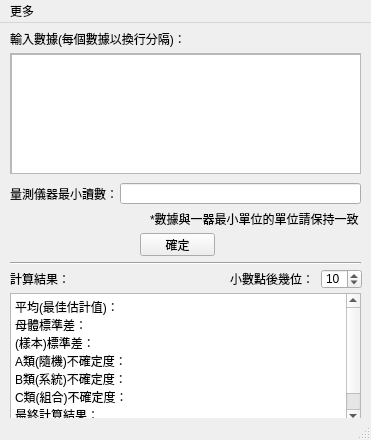
Old version of the form mainwindow.ui in the repository C-W-Z/UncertaintyCalculator.
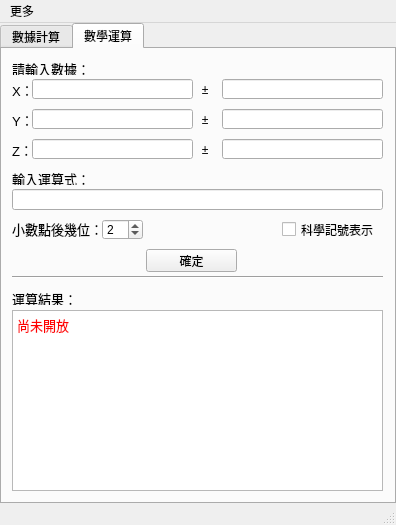
New version of the form. The open tabs and pages were chosen to show the change.

The edit to the form file:
```diff
--- a/mainwindow.ui
+++ b/mainwindow.ui
@@ -6,92 +6,61 @@
    <rect>
     <x>0</x>
     <y>0</y>
-    <width>371</width>
-    <height>440</height>
+    <width>396</width>
+    <height>525</height>
    </rect>
   </property>
   <property name="windowTitle">
    <string>MainWindow</string>
   </property>
   <widget class="QWidget" name="centralwidget">
-   <widget class="QTextBrowser" name="calculateResult">
+   <widget class="QTabWidget" name="tabWidget">
     <property name="geometry">
      <rect>
-      <x>10</x>
-      <y>270</y>
-      <width>351</width>
-      <height>131</height>
+      <x>0</x>
+      <y>0</y>
+      <width>396</width>
+      <height>481</height>
      </rect>
     </property>
-    <property name="html">
-     <string>&lt;!DOCTYPE HTML PUBLIC &quot;-//W3C//DTD HTML 4.0//EN&quot; &quot;http://www.w3.org/TR/REC-html40/strict.dtd&quot;&gt;
-&lt;html&gt;&lt;head&gt;&lt;meta name=&quot;qrichtext&quot; content=&quot;1&quot; /&gt;&lt;style type=&quot;text/css&quot;&gt;
-p, li { white-space: pre-wrap; }
-&lt;/style&gt;&lt;/head&gt;&lt;body style=&quot; font-family:'PMingLiU'; font-size:9pt; font-weight:400; font-style:normal;&quot;&gt;
-&lt;p style=&quot; margin-top:0px; margin-bottom:0px; margin-left:0px; margin-right:0px; -qt-block-indent:0; text-indent:0px;&quot;&gt;&lt;span style=&quot; color:#000000;&quot;&gt;平均(最佳估計值)：&lt;/span&gt;&lt;/p&gt;
-&lt;p style=&quot; margin-top:0px; margin-bottom:0px; margin-left:0px; margin-right:0px; -qt-block-indent:0; text-indent:0px;&quot;&gt;&lt;span style=&quot; color:#000000;&quot;&gt;母體標準差：&lt;/span&gt;&lt;/p&gt;
-&lt;p style=&quot; margin-top:0px; margin-bottom:0px; margin-left:0px; margin-right:0px; -qt-block-indent:0; text-indent:0px;&quot;&gt;&lt;span style=&quot; color:#000000;&quot;&gt;(樣本)標準差：&lt;/span&gt;&lt;/p&gt;
-&lt;p style=&quot; margin-top:0px; margin-bottom:0px; margin-left:0px; margin-right:0px; -qt-block-indent:0; text-indent:0px;&quot;&gt;&lt;span style=&quot; color:#000000;&quot;&gt;A類(隨機)不確定度：&lt;/span&gt;&lt;/p&gt;
-&lt;p style=&quot; margin-top:0px; margin-bottom:0px; margin-left:0px; margin-right:0px; -qt-block-indent:0; text-indent:0px;&quot;&gt;&lt;span style=&quot; color:#000000;&quot;&gt;B類(系統)不確定度：&lt;/span&gt;&lt;/p&gt;
-&lt;p style=&quot; margin-top:0px; margin-bottom:0px; margin-left:0px; margin-right:0px; -qt-block-indent:0; text-indent:0px;&quot;&gt;&lt;span style=&quot; color:#000000;&quot;&gt;C類(組合)不確定度：&lt;/span&gt;&lt;/p&gt;
-&lt;p style=&quot; margin-top:0px; margin-bottom:0px; margin-left:0px; margin-right:0px; -qt-block-indent:0; text-indent:0px;&quot;&gt;&lt;span style=&quot; color:#000000;&quot;&gt;最終計算結果：&lt;/span&gt;&lt;/p&gt;
-&lt;p style=&quot; margin-top:0px; margin-bottom:0px; margin-left:0px; margin-right:0px; -qt-block-indent:0; text-indent:0px;&quot;&gt;&lt;span style=&quot; color:#000000;&quot;&gt;不確定度百分比：&lt;/span&gt;&lt;/p&gt;&lt;/body&gt;&lt;/html&gt;</string>
+    <property name="currentIndex">
+     <number>0</number>
     </property>
-   </widget>
+    <widget class="QWidget" name="tab">
+     <attribute name="title">
+      <string>數據計算</string>
+     </attribute>
    <widget class="QLabel" name="label">
     <property name="geometry">
      <rect>
       <x>10</x>
-      <y>0</y>
+        <y>6</y>
       <width>181</width>
-      <height>31</height>
+        <height>20</height>
      </rect>
     </property>
     <property name="text">
-     <string>輸入數據(每個數據以換行分隔)：</string>
-    </property>
-   </widget>
-   <widget class="QWidget" name="horizontalLayoutWidget">
+       <string>&lt;span style=&quot;  font-size:10pt;&quot;&gt;輸入數據(每個數據以換行分隔)：&lt;/span&gt;</string>
+      </property>
+     </widget>
+     <widget class="QSpinBox" name="spinBox">
     <property name="geometry">
      <rect>
-      <x>10</x>
-      <y>30</y>
-      <width>351</width>
-      <height>121</height>
-     </rect>
-    </property>
-    <layout class="QHBoxLayout" name="horizontalLayout">
-     <item>
-      <widget class="QScrollArea" name="scrollArea">
-       <property name="widgetResizable">
-        <bool>true</bool>
-       </property>
-       <widget class="QWidget" name="scrollAreaWidgetContents">
-        <property name="geometry">
-         <rect>
-          <x>0</x>
-          <y>0</y>
-          <width>347</width>
-          <height>117</height>
-         </rect>
-        </property>
-        <widget class="QPlainTextEdit" name="inputTextEdit">
-         <property name="geometry">
-          <rect>
-           <x>0</x>
-           <y>0</y>
-           <width>351</width>
-           <height>121</height>
-          </rect>
-         </property>
-         <property name="plainText">
-          <string/>
-         </property>
-        </widget>
-       </widget>
-      </widget>
-     </item>
-    </layout>
+        <x>340</x>
+        <y>210</y>
+        <width>41</width>
+        <height>20</height>
+       </rect>
+      </property>
+      <property name="maximum">
+       <number>30</number>
+      </property>
+      <property name="value">
+       <number>2</number>
+      </property>
+      <property name="displayIntegerBase">
+       <number>10</number>
+      </property>
    </widget>
    <widget class="QLabel" name="label_2">
     <property name="geometry">
@@ -99,19 +68,58 @@
       <x>10</x>
       <y>160</y>
       <width>111</width>
+        <height>26</height>
+       </rect>
+      </property>
+      <property name="text">
+       <string>&lt;span style=&quot;  font-size:10pt;&quot;&gt;量測儀器最小讀數：&lt;/span&gt;</string>
+      </property>
+     </widget>
+     <widget class="Line" name="line">
+      <property name="geometry">
+       <rect>
+        <x>10</x>
+        <y>270</y>
+        <width>371</width>
       <height>21</height>
      </rect>
     </property>
+      <property name="orientation">
+       <enum>Qt::Horizontal</enum>
+      </property>
+     </widget>
+     <widget class="QLabel" name="label_5">
+      <property name="geometry">
+       <rect>
+        <x>219</x>
+        <y>210</y>
+        <width>111</width>
+        <height>20</height>
+       </rect>
+      </property>
     <property name="text">
-     <string>量測儀器最小讀數：：</string>
+       <string>&lt;span style=&quot;  font-size:10pt;&quot;&gt;顯示小數點後幾位：&lt;/span&gt;</string>
+      </property>
+     </widget>
+     <widget class="QPushButton" name="EnterButton">
+      <property name="geometry">
+       <rect>
+        <x>140</x>
+        <y>250</y>
+        <width>91</width>
+        <height>23</height>
+       </rect>
+      </property>
+      <property name="text">
+       <string>確定</string>
     </property>
    </widget>
    <widget class="QLineEdit" name="minimumValue">
     <property name="geometry">
      <rect>
-      <x>120</x>
-      <y>160</y>
-      <width>241</width>
+        <x>130</x>
+        <y>161</y>
+        <width>251</width>
       <height>21</height>
      </rect>
     </property>
@@ -121,81 +129,358 @@
      <rect>
       <x>150</x>
       <y>180</y>
-      <width>211</width>
+        <width>231</width>
       <height>31</height>
      </rect>
     </property>
     <property name="text">
-     <string>*數據與一器最小單位的單位請保持一致</string>
+       <string>&lt;span style=&quot; color:red; font-size:10pt;&quot;&gt;*數據與一器最小單位的單位請保持一致&lt;/span&gt;</string>
     </property>
    </widget>
    <widget class="QLabel" name="label_4">
     <property name="geometry">
      <rect>
       <x>10</x>
-      <y>240</y>
-      <width>91</width>
-      <height>31</height>
+        <y>290</y>
+        <width>101</width>
+        <height>21</height>
      </rect>
     </property>
     <property name="text">
-     <string>計算結果：</string>
-    </property>
-   </widget>
-   <widget class="QPushButton" name="EnterButton">
+       <string>&lt;span style=&quot;  font-size:10pt;&quot;&gt;計算過程 / 結果：&lt;/span&gt;</string>
+      </property>
+     </widget>
+     <widget class="QCheckBox" name="Scientific_notation">
     <property name="geometry">
      <rect>
-      <x>140</x>
-      <y>210</y>
-      <width>75</width>
-      <height>23</height>
-     </rect>
-    </property>
-    <property name="text">
-     <string>確定</string>
-    </property>
-   </widget>
-   <widget class="Line" name="line">
-    <property name="geometry">
-     <rect>
-      <x>10</x>
+        <x>280</x>
       <y>230</y>
-      <width>351</width>
+        <width>101</width>
       <height>21</height>
      </rect>
     </property>
-    <property name="orientation">
-     <enum>Qt::Horizontal</enum>
-    </property>
-   </widget>
-   <widget class="QSpinBox" name="spinBox">
+      <property name="text">
+       <string>科學記號表示</string>
+      </property>
+     </widget>
+     <widget class="QTextBrowser" name="calculateResult">
     <property name="geometry">
      <rect>
-      <x>321</x>
-      <y>246</y>
+        <x>10</x>
+        <y>310</y>
+        <width>371</width>
+        <height>141</height>
+       </rect>
+      </property>
+      <property name="html">
+       <string>&lt;!DOCTYPE HTML PUBLIC &quot;-//W3C//DTD HTML 4.0//EN&quot; &quot;http://www.w3.org/TR/REC-html40/strict.dtd&quot;&gt;
+&lt;html&gt;&lt;head&gt;&lt;meta name=&quot;qrichtext&quot; content=&quot;1&quot; /&gt;&lt;style type=&quot;text/css&quot;&gt;
+p, li { white-space: pre-wrap; }
+&lt;/style&gt;&lt;/head&gt;&lt;body style=&quot; font-family:'PMingLiU'; font-size:9pt; font-weight:400; font-style:normal;&quot;&gt;
+&lt;p style=&quot; margin-top:0px; margin-bottom:0px; margin-left:0px; margin-right:0px; -qt-block-indent:0; text-indent:0px;&quot;&gt;&lt;span style=&quot; font-size:10pt; color:#000000;&quot;&gt;算數平均數：&lt;/span&gt;&lt;/p&gt;
+&lt;p style=&quot; margin-top:0px; margin-bottom:0px; margin-left:0px; margin-right:0px; -qt-block-indent:0; text-indent:0px;&quot;&gt;&lt;span style=&quot; font-size:10pt; color:#000000;&quot;&gt;母體標準差：&lt;/span&gt;&lt;/p&gt;
+&lt;p style=&quot; margin-top:0px; margin-bottom:0px; margin-left:0px; margin-right:0px; -qt-block-indent:0; text-indent:0px;&quot;&gt;&lt;span style=&quot; font-size:10pt; color:#000000;&quot;&gt;(樣本)標準差：&lt;/span&gt;&lt;/p&gt;
+&lt;p style=&quot; margin-top:0px; margin-bottom:0px; margin-left:0px; margin-right:0px; -qt-block-indent:0; text-indent:0px;&quot;&gt;&lt;span style=&quot; font-size:10pt; color:#000000;&quot;&gt;(A類)隨機不確定度：&lt;/span&gt;&lt;/p&gt;
+&lt;p style=&quot; margin-top:0px; margin-bottom:0px; margin-left:0px; margin-right:0px; -qt-block-indent:0; text-indent:0px;&quot;&gt;&lt;span style=&quot; font-size:10pt; color:#000000;&quot;&gt;(B類)系統不確定度：&lt;/span&gt;&lt;/p&gt;
+&lt;p style=&quot; margin-top:0px; margin-bottom:0px; margin-left:0px; margin-right:0px; -qt-block-indent:0; text-indent:0px;&quot;&gt;&lt;span style=&quot; font-size:10pt; color:#000000;&quot;&gt;(C類)組合不確定度：&lt;/span&gt;&lt;/p&gt;
+&lt;p style=&quot; margin-top:0px; margin-bottom:0px; margin-left:0px; margin-right:0px; -qt-block-indent:0; text-indent:0px;&quot;&gt;&lt;span style=&quot; font-size:10pt; color:#000000;&quot;&gt;最終計算結果：&lt;/span&gt;&lt;/p&gt;
+&lt;p style=&quot; margin-top:0px; margin-bottom:0px; margin-left:0px; margin-right:0px; -qt-block-indent:0; text-indent:0px;&quot;&gt;&lt;span style=&quot; font-size:10pt; color:#000000;&quot;&gt;不確定度百分比：&lt;/span&gt;&lt;/p&gt;&lt;/body&gt;&lt;/html&gt;</string>
+      </property>
+     </widget>
+     <widget class="QPlainTextEdit" name="inputTextEdit">
+      <property name="geometry">
+       <rect>
+        <x>10</x>
+        <y>30</y>
+        <width>371</width>
+        <height>121</height>
+       </rect>
+      </property>
+      <property name="plainText">
+       <string/>
+      </property>
+     </widget>
+    </widget>
+    <widget class="QWidget" name="tab_2">
+     <attribute name="title">
+      <string>數學運算</string>
+     </attribute>
+     <widget class="QLineEdit" name="Xdata">
+      <property name="geometry">
+       <rect>
+        <x>30</x>
+        <y>30</y>
+        <width>161</width>
+        <height>20</height>
+       </rect>
+      </property>
+     </widget>
+     <widget class="QLabel" name="label_6">
+      <property name="geometry">
+       <rect>
+        <x>10</x>
+        <y>31</y>
+        <width>21</width>
+        <height>20</height>
+       </rect>
+      </property>
+      <property name="text">
+       <string>&lt;span style=&quot;  font-size:10pt;&quot;&gt;X：&lt;/span&gt;</string>
+      </property>
+     </widget>
+     <widget class="QLineEdit" name="Xuncertainty">
+      <property name="geometry">
+       <rect>
+        <x>220</x>
+        <y>30</y>
+        <width>161</width>
+        <height>20</height>
+       </rect>
+      </property>
+     </widget>
+     <widget class="QLabel" name="label_7">
+      <property name="geometry">
+       <rect>
+        <x>190</x>
+        <y>30</y>
+        <width>21</width>
+        <height>21</height>
+       </rect>
+      </property>
+      <property name="text">
+       <string>   ±</string>
+      </property>
+     </widget>
+     <widget class="QLineEdit" name="Yuncertianty">
+      <property name="geometry">
+       <rect>
+        <x>220</x>
+        <y>60</y>
+        <width>161</width>
+        <height>20</height>
+       </rect>
+      </property>
+     </widget>
+     <widget class="QLabel" name="label_9">
+      <property name="geometry">
+       <rect>
+        <x>10</x>
+        <y>61</y>
+        <width>21</width>
+        <height>21</height>
+       </rect>
+      </property>
+      <property name="text">
+       <string>&lt;span style=&quot;  font-size:10pt;&quot;&gt;Y：&lt;/span&gt;</string>
+      </property>
+     </widget>
+     <widget class="QLineEdit" name="Ydata">
+      <property name="geometry">
+       <rect>
+        <x>30</x>
+        <y>60</y>
+        <width>161</width>
+        <height>20</height>
+       </rect>
+      </property>
+     </widget>
+     <widget class="QLabel" name="label_8">
+      <property name="geometry">
+       <rect>
+        <x>190</x>
+        <y>60</y>
+        <width>21</width>
+        <height>21</height>
+       </rect>
+      </property>
+      <property name="text">
+       <string>   ±</string>
+      </property>
+     </widget>
+     <widget class="QLabel" name="label_10">
+      <property name="geometry">
+       <rect>
+        <x>10</x>
+        <y>10</y>
+        <width>81</width>
+        <height>16</height>
+       </rect>
+      </property>
+      <property name="text">
+       <string>&lt;span style=&quot;  font-size:10pt;&quot;&gt;請輸入數據：&lt;/span&gt;</string>
+      </property>
+     </widget>
+     <widget class="QLabel" name="label_11">
+      <property name="geometry">
+       <rect>
+        <x>10</x>
+        <y>120</y>
+        <width>81</width>
+        <height>16</height>
+       </rect>
+      </property>
+      <property name="text">
+       <string>&lt;span style=&quot;  font-size:10pt;&quot;&gt;輸入運算式：&lt;/span&gt;</string>
+      </property>
+     </widget>
+     <widget class="QTextBrowser" name="textBrowser">
+      <property name="geometry">
+       <rect>
+        <x>10</x>
+        <y>261</y>
+        <width>371</width>
+        <height>181</height>
+       </rect>
+      </property>
+      <property name="html">
+       <string>&lt;!DOCTYPE HTML PUBLIC &quot;-//W3C//DTD HTML 4.0//EN&quot; &quot;http://www.w3.org/TR/REC-html40/strict.dtd&quot;&gt;
+&lt;html&gt;&lt;head&gt;&lt;meta name=&quot;qrichtext&quot; content=&quot;1&quot; /&gt;&lt;style type=&quot;text/css&quot;&gt;
+p, li { white-space: pre-wrap; }
+&lt;/style&gt;&lt;/head&gt;&lt;body style=&quot; font-family:'PMingLiU'; font-size:9pt; font-weight:400; font-style:normal;&quot;&gt;
+&lt;p style=&quot; margin-top:0px; margin-bottom:0px; margin-left:0px; margin-right:0px; -qt-block-indent:0; text-indent:0px;&quot;&gt;&lt;span style=&quot; font-size:10pt; color:#ff0000;&quot;&gt;尚未開放&lt;/span&gt;&lt;/p&gt;&lt;/body&gt;&lt;/html&gt;</string>
+      </property>
+     </widget>
+     <widget class="QLabel" name="label_12">
+      <property name="geometry">
+       <rect>
+        <x>10</x>
+        <y>240</y>
+        <width>71</width>
+        <height>16</height>
+       </rect>
+      </property>
+      <property name="text">
+       <string>&lt;span style=&quot;  font-size:10pt;&quot;&gt;運算結果：&lt;/span&gt;</string>
+      </property>
+     </widget>
+     <widget class="QLabel" name="label_13">
+      <property name="geometry">
+       <rect>
+        <x>10</x>
+        <y>91</y>
+        <width>21</width>
+        <height>20</height>
+       </rect>
+      </property>
+      <property name="text">
+       <string>&lt;span style=&quot;  font-size:10pt;&quot;&gt;Z：&lt;/span&gt;</string>
+      </property>
+     </widget>
+     <widget class="QLineEdit" name="Ydata_2">
+      <property name="geometry">
+       <rect>
+        <x>30</x>
+        <y>90</y>
+        <width>161</width>
+        <height>20</height>
+       </rect>
+      </property>
+     </widget>
+     <widget class="QLineEdit" name="Ydata_3">
+      <property name="geometry">
+       <rect>
+        <x>220</x>
+        <y>90</y>
+        <width>161</width>
+        <height>20</height>
+       </rect>
+      </property>
+     </widget>
+     <widget class="QLabel" name="label_14">
+      <property name="geometry">
+       <rect>
+        <x>190</x>
+        <y>90</y>
+        <width>21</width>
+        <height>21</height>
+       </rect>
+      </property>
+      <property name="text">
+       <string>   ±</string>
+      </property>
+     </widget>
+     <widget class="QLineEdit" name="lineEdit">
+      <property name="geometry">
+       <rect>
+        <x>10</x>
+        <y>140</y>
+        <width>371</width>
+        <height>21</height>
+       </rect>
+      </property>
+     </widget>
+     <widget class="QCheckBox" name="checkBox">
+      <property name="geometry">
+       <rect>
+        <x>280</x>
+        <y>170</y>
+        <width>101</width>
+        <height>21</height>
+       </rect>
+      </property>
+      <property name="text">
+       <string>科學記號表示</string>
+      </property>
+     </widget>
+     <widget class="QSpinBox" name="spinBox_2">
+      <property name="geometry">
+       <rect>
+        <x>100</x>
+        <y>170</y>
       <width>41</width>
-      <height>20</height>
+        <height>21</height>
      </rect>
     </property>
     <property name="maximum">
      <number>30</number>
     </property>
     <property name="value">
+       <number>2</number>
+      </property>
+      <property name="displayIntegerBase">
      <number>10</number>
     </property>
    </widget>
-   <widget class="QLabel" name="label_5">
+     <widget class="QLabel" name="label_15">
     <property name="geometry">
      <rect>
-      <x>230</x>
-      <y>246</y>
-      <width>81</width>
+        <x>10</x>
+        <y>170</y>
+        <width>91</width>
       <height>20</height>
      </rect>
     </property>
     <property name="text">
-     <string>小數點後幾位：</string>
-    </property>
+       <string>&lt;span style=&quot;  font-size:10pt;&quot;&gt;小數點後幾位：&lt;/span&gt;</string>
+      </property>
+     </widget>
+     <widget class="Line" name="line_3">
+      <property name="geometry">
+       <rect>
+        <x>10</x>
+        <y>220</y>
+        <width>371</width>
+        <height>16</height>
+       </rect>
+      </property>
+      <property name="orientation">
+       <enum>Qt::Horizontal</enum>
+      </property>
+     </widget>
+     <widget class="QPushButton" name="pushButton">
+      <property name="geometry">
+       <rect>
+        <x>144</x>
+        <y>200</y>
+        <width>91</width>
+        <height>23</height>
+       </rect>
+      </property>
+      <property name="text">
+       <string>確定</string>
+      </property>
+     </widget>
+    </widget>
    </widget>
   </widget>
   <widget class="QMenuBar" name="menubar">
@@ -203,7 +488,7 @@
     <rect>
      <x>0</x>
      <y>0</y>
-     <width>371</width>
+     <width>396</width>
      <height>22</height>
     </rect>
    </property>
```
Left out of the diff: 12 changed lines with no effect on the pictures. Lines whose indentation alone changed are shown as unchanged.
